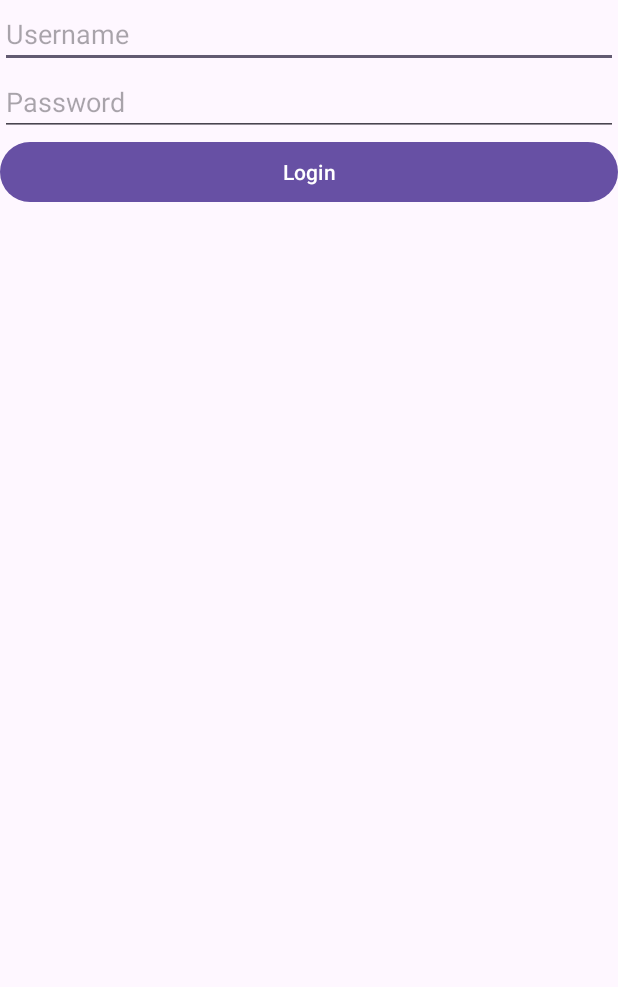
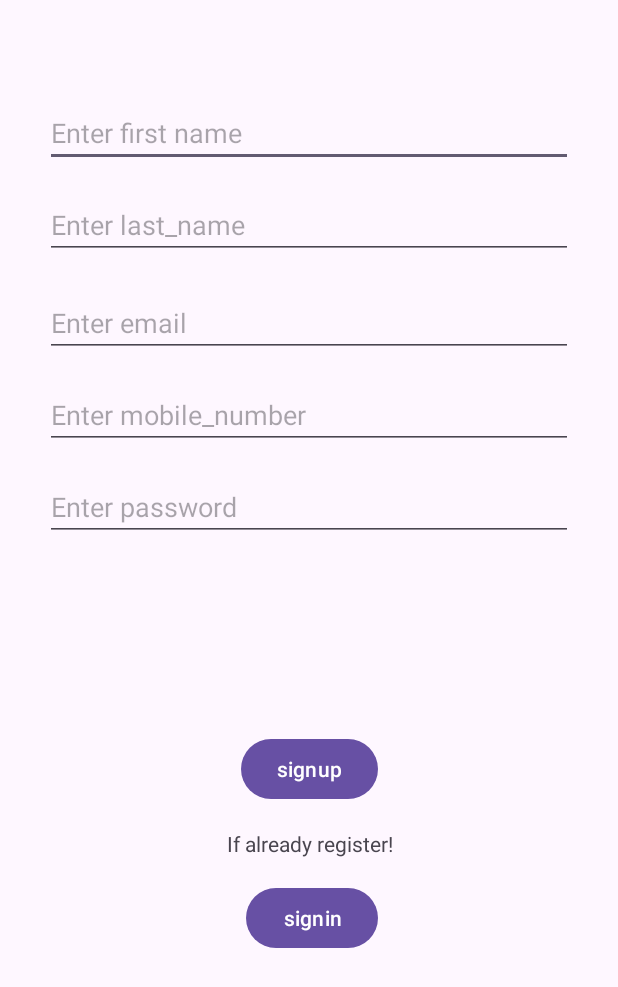
Before and after one commit to rajmonu/upbeat, an Android app: the screen it shows after launch (LoginActivity before the commit, SignupActivity after it), on a phone screen of 412 x 824 dp. Shown: the top 987 px of the screen. Run offline under Robolectric (Android 15) with nearby library versions, the phone set to English and light mode, and no system bars.

Commit message:
added login and signup ui page

```diff
--- a/app/src/main/AndroidManifest.xml
+++ b/app/src/main/AndroidManifest.xml
@@ -28,7 +28,7 @@
 <!--            </intent-filter>-->
 <!--        </activity>-->
         <activity
-            android:name=".LoginActivity"
+            android:name=".SignupActivity"
             android:exported="true">
             <intent-filter>
                 <action android:name="android.intent.action.MAIN" />
--- a/app/src/main/java/com/raj/upbeat/LoginActivity.java
+++ /dev/null
@@ -1,31 +0,0 @@
-package com.raj.upbeat;
-
-import android.os.Bundle;
-import android.view.View;
-import android.widget.Button;
-import android.widget.EditText;
-
-import androidx.appcompat.app.AppCompatActivity;
-
-public class LoginActivity extends AppCompatActivity {
-
-    @Override
-    protected void onCreate(Bundle savedInstanceState) {
-        super.onCreate(savedInstanceState);
-        setContentView(R.layout.activity_login);
-
-        EditText usernameEditText = findViewById(R.id.username);
-        EditText passwordEditText = findViewById(R.id.password);
-
-        Button loginButton = findViewById(R.id.login_button);
-
-        loginButton.setOnClickListener(new View.OnClickListener() {
-            @Override
-            public void onClick(View view) {
-                // Login button clicked
-            }
-        });
-
-    }
-
-}
--- /dev/null
+++ b/app/src/main/java/com/raj/upbeat/SignupActivity.java
@@ -0,0 +1,34 @@
+package com.raj.upbeat;
+
+import android.os.Bundle;
+import android.view.View;
+import android.widget.Button;
+import android.widget.EditText;
+
+import androidx.appcompat.app.AppCompatActivity;
+
+public class SignupActivity extends AppCompatActivity {
+
+    @Override
+    protected void onCreate(Bundle savedInstanceState) {
+        super.onCreate(savedInstanceState);
+        setContentView(R.layout.activity_signup);
+
+        EditText firstnameEditText = findViewById(R.id.et_first_name);
+        EditText lastnameEditText = findViewById(R.id.et_last_name);
+        EditText emailEditText = findViewById(R.id.et_email);
+        EditText mobileEditText = findViewById(R.id.et_mobile);
+        EditText passwordEditText = findViewById(R.id.et_password);
+        Button signupButton = findViewById(R.id.btn_signup);
+        Button loginButton = findViewById(R.id.btn_signin);
+
+        loginButton.setOnClickListener(new View.OnClickListener() {
+            @Override
+            public void onClick(View view) {
+                // Login button clicked
+            }
+        });
+
+    }
+
+}
--- a/app/src/main/res/layout/activity_login.xml
+++ /dev/null
@@ -1,27 +0,0 @@
-<?xml version="1.0" encoding="utf-8"?>
-<LinearLayout
-    xmlns:android="http://schemas.android.com/apk/res/android"
-    android:orientation="vertical"
-    android:layout_width="match_parent"
-    android:layout_height="match_parent">
-
-    <EditText
-        android:id="@+id/username"
-        android:hint="Username"
-        android:layout_width="match_parent"
-        android:layout_height="wrap_content"/>
-
-    <EditText
-        android:id="@+id/password"
-        android:hint="Password"
-        android:inputType="textPassword"
-        android:layout_width="match_parent"
-        android:layout_height="wrap_content"/>
-
-    <Button
-        android:id="@+id/login_button"
-        android:text="Login"
-        android:layout_width="match_parent"
-        android:layout_height="wrap_content"/>
-
-</LinearLayout>
--- /dev/null
+++ b/app/src/main/res/layout/activity_signup.xml
@@ -0,0 +1,113 @@
+<?xml version="1.0" encoding="utf-8"?>
+<androidx.constraintlayout.widget.ConstraintLayout xmlns:android="http://schemas.android.com/apk/res/android"
+    xmlns:app="http://schemas.android.com/apk/res-auto"
+    xmlns:tools="http://schemas.android.com/tools"
+    android:layout_width="match_parent"
+    android:layout_margin="10dp"
+    android:padding="20dp"
+    android:layout_height="match_parent"
+    tools:ignore="ExtraText">
+    tools:context=".login.SignUpActivity">
+
+    <EditText
+        android:id="@+id/et_first_name"
+        android:layout_width="match_parent"
+        android:layout_height="wrap_content"
+        android:layout_marginTop="36dp"
+        android:ems="10"
+        android:inputType="text"
+        android:hint="Enter first name"
+        app:layout_constraintEnd_toEndOf="parent"
+        app:layout_constraintHorizontal_bias="0.497"
+        app:layout_constraintStart_toStartOf="parent"
+        app:layout_constraintTop_toTopOf="parent" />
+
+    <EditText
+        android:id="@+id/et_last_name"
+        android:layout_width="match_parent"
+        android:layout_height="wrap_content"
+        android:layout_marginTop="16dp"
+        android:ems="10"
+        android:hint="Enter last_name"
+        android:inputType="text"
+        app:layout_constraintEnd_toEndOf="parent"
+        app:layout_constraintHorizontal_bias="0.497"
+        app:layout_constraintStart_toStartOf="parent"
+        app:layout_constraintTop_toBottomOf="@+id/et_first_name" />
+
+    <EditText
+        android:id="@+id/et_email"
+        android:layout_width="match_parent"
+        android:layout_height="wrap_content"
+        android:layout_marginTop="20dp"
+        android:ems="10"
+        android:hint="Enter email"
+        android:inputType="textEmailAddress"
+        app:layout_constraintEnd_toEndOf="parent"
+        app:layout_constraintHorizontal_bias="0.0"
+        app:layout_constraintStart_toStartOf="parent"
+        app:layout_constraintTop_toBottomOf="@+id/et_last_name" />
+
+
+    <EditText
+        android:id="@+id/et_mobile"
+        android:layout_width="match_parent"
+        android:layout_height="wrap_content"
+        android:layout_marginTop="16dp"
+        android:ems="10"
+        android:hint="Enter mobile_number"
+        android:inputType="number"
+        android:maxLength="10"
+        app:layout_constraintEnd_toEndOf="parent"
+        app:layout_constraintHorizontal_bias="0.609"
+        app:layout_constraintStart_toStartOf="parent"
+        app:layout_constraintTop_toBottomOf="@+id/et_email" />
+
+    <EditText
+        android:id="@+id/et_password"
+        android:layout_width="match_parent"
+        android:layout_height="wrap_content"
+        android:layout_marginTop="16dp"
+        android:ems="10"
+        android:hint="Enter password"
+        android:inputType="textPassword"
+        app:layout_constraintEnd_toEndOf="parent"
+        app:layout_constraintHorizontal_bias="0.512"
+        app:layout_constraintStart_toStartOf="parent"
+        app:layout_constraintTop_toBottomOf="@+id/et_mobile"
+        tools:ignore="MissingConstraints" />
+
+    <Button
+        android:id="@+id/btn_signup"
+        android:layout_width="wrap_content"
+        android:layout_height="wrap_content"
+        android:layout_marginTop="128dp"
+        android:text="signup"
+        app:layout_constraintEnd_toEndOf="parent"
+        app:layout_constraintHorizontal_bias="0.501"
+        app:layout_constraintStart_toStartOf="parent"
+        app:layout_constraintTop_toBottomOf="@+id/et_password" />
+
+    <TextView
+        android:id="@+id/textView2"
+        android:layout_width="match_parent"
+        android:layout_height="wrap_content"
+        android:layout_marginTop="16dp"
+        android:gravity="center"
+        android:text="If already register!"
+        app:layout_constraintEnd_toEndOf="parent"
+        app:layout_constraintHorizontal_bias="0.498"
+        app:layout_constraintStart_toStartOf="parent"
+        app:layout_constraintTop_toBottomOf="@+id/btn_signup" />
+
+    <Button
+        android:id="@+id/btn_signin"
+        android:layout_width="wrap_content"
+        android:layout_height="wrap_content"
+        android:layout_marginTop="16dp"
+        android:text="signin"
+        app:layout_constraintEnd_toEndOf="parent"
+        app:layout_constraintHorizontal_bias="0.508"
+        app:layout_constraintStart_toStartOf="parent"
+        app:layout_constraintTop_toBottomOf="@+id/textView2" />
+</androidx.constraintlayout.widget.ConstraintLayout>
--- a/app/src/main/res/values/strings.xml
+++ b/app/src/main/res/values/strings.xml
@@ -1,3 +1,4 @@
 <resources>
     <string name="app_name">Up Beat</string>
+    <string name="enter_password" />
 </resources>
```
Also changed, not shown: app/src/main/java/com/raj/upbeat/SigninActivity.java (added, +36 -0 lines), app/src/main/res/layout/activity_signin.xml (added, +66 -0 lines).
